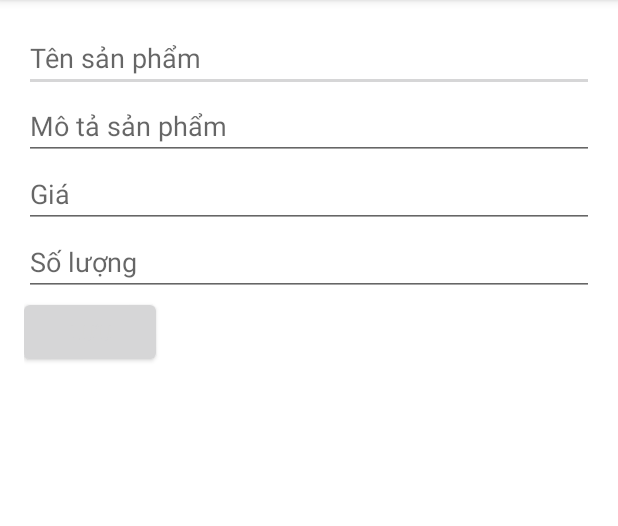
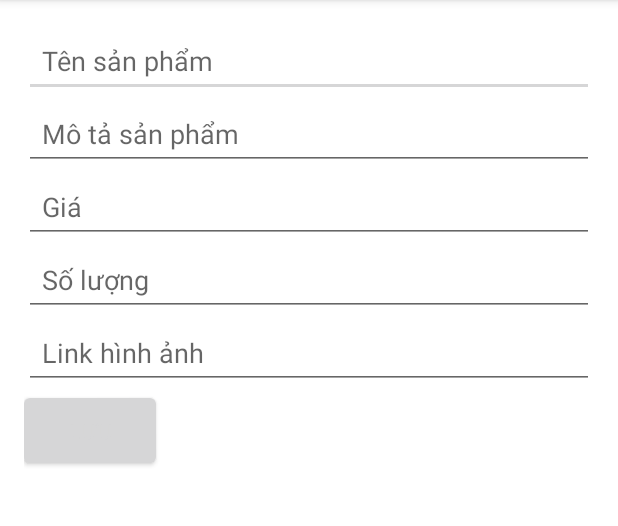
Before and after one commit to TrungK2Tan/QLyCH, an Android app: the fragment EditProductFragment shown on its own in the app's theme, after a tap on "LƯU", on a phone screen of 412 x 824 dp, the part 84-610 px from its top. Run offline under Robolectric (Android 15) with nearby library versions, the phone set to English and light mode, and no system bars.

Commit message:
them xoa sua tim kim san pham (admin)

```diff
--- a/app/src/main/java/com/example/quanlych/admin/product/EditProductFragment.kt
+++ b/app/src/main/java/com/example/quanlych/admin/product/EditProductFragment.kt
@@ -51,7 +51,8 @@ class EditProductFragment : Fragment() {
             binding.editProductName.setText(it.name)
             binding.editProductDescription.setText(it.description)
             binding.editProductPrice.setText(it.price.toString())
-            binding.editProductquantity.setText(it.quantity.toString())
+            binding.editProductQuantity.setText(it.quantity.toString())
+            binding.editImageUrl.setText(it.imageResource) // Load existing image URL if needed
         }
     }
 
@@ -59,14 +60,15 @@ class EditProductFragment : Fragment() {
         val name = binding.editProductName.text.toString()
         val description = binding.editProductDescription.text.toString()
         val price = binding.editProductPrice.text.toString().toDoubleOrNull()
-        val quantity = binding.editProductquantity.text.toString().toIntOrNull()
+        val quantity = binding.editProductQuantity.text.toString().toIntOrNull()
+        val imageUrl = binding.editImageUrl.text.toString()
 
         if (price != null && quantity != null) {
             val product = Product(
-                id = productId,  // Use Int here
+                id = productId,
                 name = name,
                 description = description,
-                imageResource = R.drawable.banner3.toString(), // Provide a default or appropriate resource
+                imageResource = imageUrl, // Save the image URL or file path
                 price = price,
                 quantity = quantity
             )
@@ -75,6 +77,7 @@ class EditProductFragment : Fragment() {
             findNavController().popBackStack()
         } else {
             // Handle invalid input if needed
+            // For example, you can show a toast or alert dialog
         }
     }
 
--- /dev/null
+++ b/app/src/main/res/drawable/product_button_delete.xml
@@ -0,0 +1,5 @@
+<?xml version="1.0" encoding="utf-8"?>
+<shape xmlns:android="http://schemas.android.com/apk/res/android">
+    <solid android:color="#F32941"/> <!-- Light Blue Color -->
+    <corners android:radius="5dp"/> <!-- Rounded Corners -->
+</shape>
--- /dev/null
+++ b/app/src/main/res/drawable/product_button_edit.xml
@@ -0,0 +1,5 @@
+<?xml version="1.0" encoding="utf-8"?>
+<shape xmlns:android="http://schemas.android.com/apk/res/android">
+    <solid android:color="#09A5D8"/> <!-- Light Blue Color -->
+    <corners android:radius="5dp"/> <!-- Rounded Corners -->
+</shape>
--- a/app/src/main/res/layout/fragment_add_product.xml
+++ b/app/src/main/res/layout/fragment_add_product.xml
@@ -18,6 +18,12 @@
         android:hint="Product Description" />
 
     <EditText
+        android:id="@+id/editTextImageUrl"
+        android:layout_width="match_parent"
+        android:layout_height="wrap_content"
+        android:hint="Enter Image URL" />
+
+    <EditText
         android:id="@+id/editTextProductPrice"
         android:layout_width="match_parent"
         android:layout_height="wrap_content"
--- a/app/src/main/res/layout/fragment_edit_product.xml
+++ b/app/src/main/res/layout/fragment_edit_product.xml
@@ -9,30 +9,43 @@
         android:id="@+id/editProductName"
         android:layout_width="match_parent"
         android:layout_height="wrap_content"
-        android:hint="Tên sản phẩm" />
+        android:hint="Tên sản phẩm"
+        android:padding="12dp" />
 
     <EditText
         android:id="@+id/editProductDescription"
         android:layout_width="match_parent"
         android:layout_height="wrap_content"
-        android:hint="Mô tả sản phẩm " />
+        android:hint="Mô tả sản phẩm"
+        android:padding="12dp" />
 
     <EditText
         android:id="@+id/editProductPrice"
         android:layout_width="match_parent"
         android:layout_height="wrap_content"
         android:hint="Giá"
-        android:inputType="numberDecimal" />
+        android:inputType="numberDecimal"
+        android:padding="12dp" />
+
     <EditText
-        android:id="@+id/editProductquantity"
+        android:id="@+id/editProductQuantity"
         android:layout_width="match_parent"
         android:layout_height="wrap_content"
         android:hint="Số lượng"
-        android:inputType="numberDecimal" />
+        android:inputType="numberDecimal"
+        android:padding="12dp" />
+
+    <EditText
+        android:id="@+id/editImageUrl"
+        android:layout_width="match_parent"
+        android:layout_height="wrap_content"
+        android:hint="Link hình ảnh"
+        android:padding="12dp" />
 
     <Button
         android:id="@+id/saveButton"
         android:layout_width="wrap_content"
         android:layout_height="wrap_content"
-        android:text="Lưu" />
+        android:text="Lưu"
+        android:padding="12dp" />
 </LinearLayout>
```
Also changed, not shown: app/src/main/java/com/example/quanlych/admin/product/AddProductFragment.kt (+12 -5 lines), app/src/main/java/com/example/quanlych/admin/product/AdminProductFragment.kt (+22 -6 lines), app/src/main/java/com/example/quanlych/admin/product/ProductAdapter.kt (+4 -6 lines), app/src/main/res/layout/admin_item_product.xml (+50 -27 lines).
